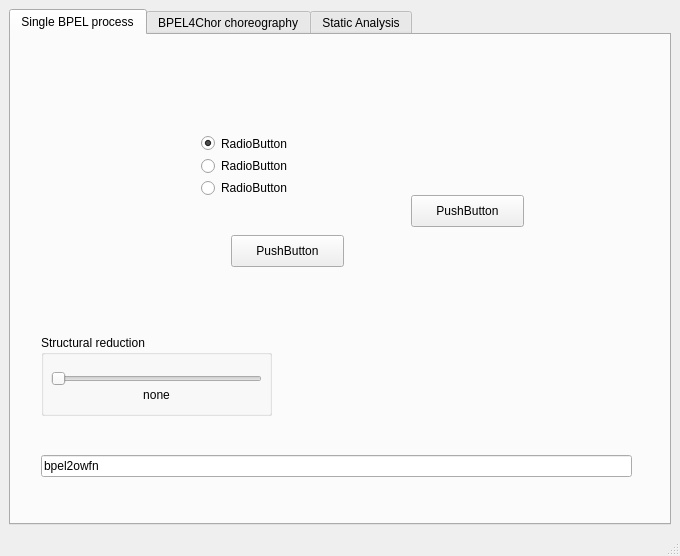
First picture: the form in bpel2owfn/gui/dialog.ui, repository nlohmann/service-technology.org, before the edit.
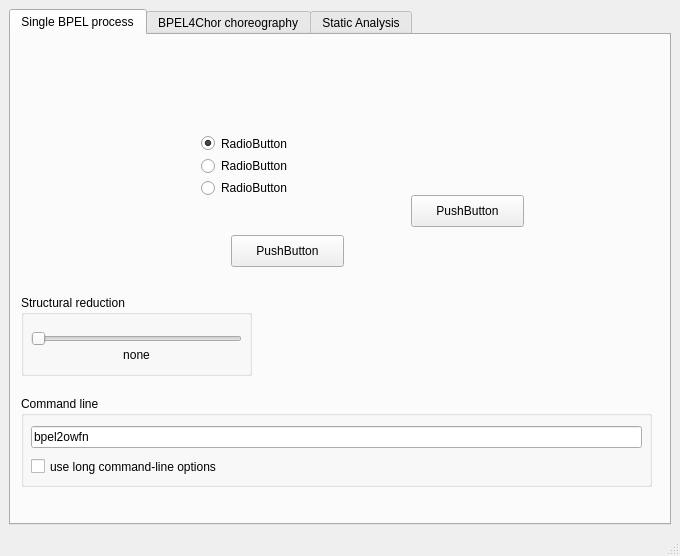
Second picture: the form after the edit. Icons and pictures are not drawn.

```diff
--- a/bpel2owfn/gui/dialog.ui
+++ b/bpel2owfn/gui/dialog.ui
@@ -76,8 +76,8 @@
        <widget class="QGroupBox" name="reduction_groupBox" >
         <property name="geometry" >
          <rect>
-          <x>30</x>
-          <y>300</y>
+          <x>10</x>
+          <y>260</y>
           <width>231</width>
           <height>81</height>
          </rect>
@@ -121,18 +121,47 @@
          </property>
         </widget>
        </widget>
-       <widget class="QLineEdit" name="systemcall_lineEdit" >
+       <widget class="QGroupBox" name="commandLine_groupBox" >
         <property name="geometry" >
          <rect>
-          <x>30</x>
-          <y>420</y>
-          <width>591</width>
-          <height>22</height>
+          <x>10</x>
+          <y>361</y>
+          <width>631</width>
+          <height>91</height>
          </rect>
         </property>
-        <property name="text" >
-         <string>bpel2owfn</string>
+        <property name="title" >
+         <string>Command line</string>
         </property>
+        <widget class="QLineEdit" name="commandLine_lineEdit" >
+         <property name="geometry" >
+          <rect>
+           <x>10</x>
+           <y>30</y>
+           <width>611</width>
+           <height>22</height>
+          </rect>
+         </property>
+         <property name="text" >
+          <string>bpel2owfn</string>
+         </property>
+         <property name="frame" >
+          <bool>true</bool>
+         </property>
+        </widget>
+        <widget class="QCheckBox" name="commandLine_checkBox" >
+         <property name="geometry" >
+          <rect>
+           <x>10</x>
+           <y>60</y>
+           <width>241</width>
+           <height>21</height>
+          </rect>
+         </property>
+         <property name="text" >
+          <string>use long command-line options</string>
+         </property>
+        </widget>
        </widget>
        <widget class="QWidget" name="" >
         <property name="geometry" >
```
